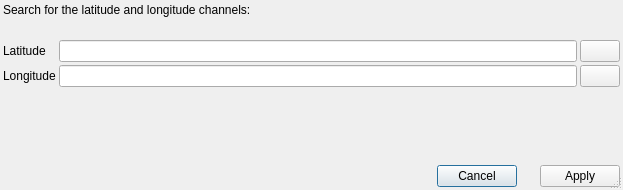
Old version of the form src/asammdf/gui/ui/gps_dialog.ui in the repository danielhrisca/asammdf.
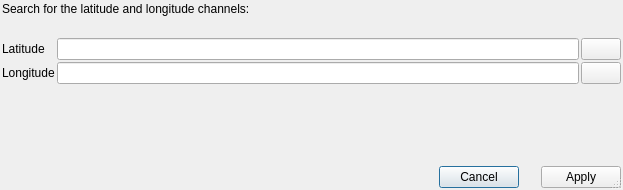
New version of the form. Icons and pictures are not drawn.

Diff of the .ui file:
```diff
--- a/src/asammdf/gui/ui/gps_dialog.ui
+++ b/src/asammdf/gui/ui/gps_dialog.ui
@@ -22,19 +22,19 @@
   </property>
   <layout class="QGridLayout" name="gridLayout" rowstretch="0,0,0,0,1,0">
    <property name="leftMargin">
-  <number>3</number>
+  <number>2</number>
 </property>
    <property name="topMargin">
-  <number>3</number>
+  <number>2</number>
 </property>
    <property name="rightMargin">
-  <number>3</number>
+  <number>2</number>
 </property>
    <property name="bottomMargin">
-  <number>3</number>
+  <number>2</number>
 </property>
    <property name="spacing">
-  <number>3</number>
+  <number>2</number>
 </property>
    <item row="0" column="0" colspan="3">
     <widget class="QLabel" name="label_3">
@@ -46,7 +46,7 @@
    <item row="5" column="0" colspan="3">
     <layout class="QHBoxLayout" name="horizontalLayout" stretch="1,0,0,0">
      <property name="spacing">
-  <number>3</number>
+  <number>2</number>
 </property>
      <item>
       <spacer name="horizontalSpacer">
```
